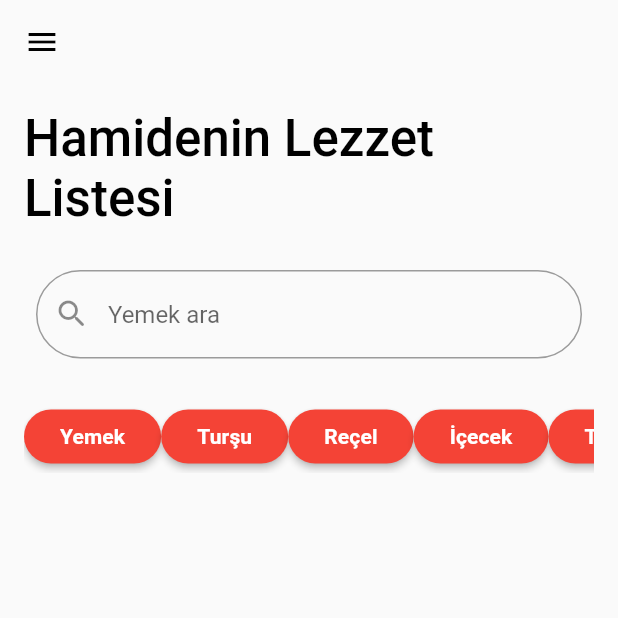
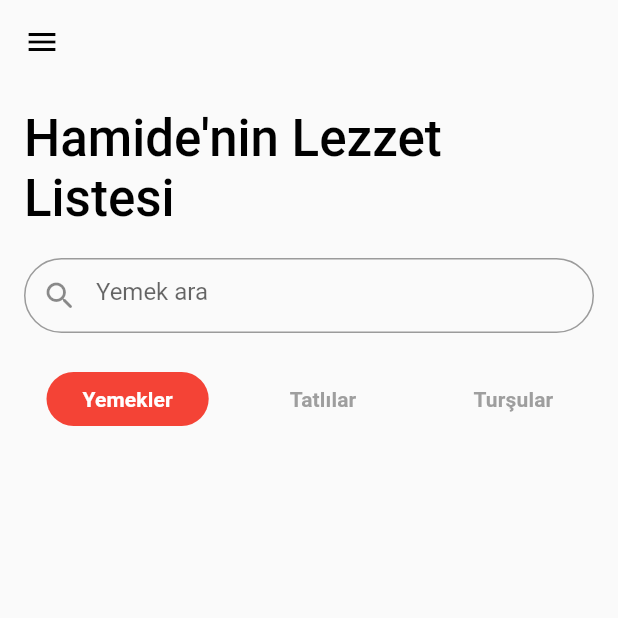
Before and after one commit to OzcanFatihCan/AfiyetListesi, a Flutter app: the screen it shows after launch, on a phone screen of 412 x 824 dp, the top half of it. Run offline on Flutter 3.47's test engine with Material 2 defaults, Android fonts, the phone set to English and light mode, and no system bars.

Commit message:
Foodpage content buttons adjusted

```diff
--- /dev/null
+++ b/lib/product/project_words.dart
@@ -0,0 +1,4 @@
+class ProjectWords {
+  static const headText = "Hamide'nin Lezzet Listesi";
+  static const searchHint = "Yemek ara";
+}
--- a/lib/view/Food/page/foods_page.dart
+++ b/lib/view/Food/page/foods_page.dart
@@ -1,12 +1,11 @@
+import 'package:afiyetlistesi/product/project_words.dart';
 import 'package:flutter/material.dart';
 
 class FoodsPageView extends StatelessWidget {
   const FoodsPageView({super.key});
+
   final double spaceObjects = 20;
-  final String title = 'Yemek';
-  final String title2 = 'Turşu';
-  final String title3 = 'Reçel';
-  final String title4 = 'İçecek';
+
   @override
   Widget build(BuildContext context) {
     return Scaffold(
@@ -17,27 +16,12 @@ class FoodsPageView extends StatelessWidget {
           children: [
             const FoodPageHeadText(),
             SizedBox(height: spaceObjects),
-            const Padding(
-              padding: _FoodPagePaddings.pagePaddingx,
-              child: FoodPageSearchBarWidget(),
+            const FoodPageSearchBarWidget(),
+            SizedBox(height: spaceObjects),
+            const SingleChildScrollView(
+              scrollDirection: Axis.horizontal,
+              child: FoodPageContentButton(),
             ),
-            SizedBox(height: spaceObjects),
-            SingleChildScrollView(
-              scrollDirection: Axis.horizontal,
-              child: Row(
-                mainAxisAlignment: MainAxisAlignment.spaceBetween,
-                children: [
-                  FoodPageButton(title: title, onPressed: () {}),
-                  FoodPageButton(title: title2, onPressed: () {}),
-                  FoodPageButton(title: title3, onPressed: () {}),
-                  FoodPageButton(title: title4, onPressed: () {}),
-                  FoodPageButton(title: title2, onPressed: () {}),
-                  FoodPageButton(title: title3, onPressed: () {}),
-                  FoodPageButton(title: title4, onPressed: () {}),
-                  FoodPageButton(title: title, onPressed: () {}),
-                ],
-              ),
-            )
           ],
         ),
       ),
@@ -48,21 +32,70 @@ class FoodsPageView extends StatelessWidget {
   }
 }
 
+class FoodPageContentButton extends StatefulWidget {
+  const FoodPageContentButton({
+    super.key,
+  });
+
+  @override
+  State<FoodPageContentButton> createState() => _FoodPageContentButtonState();
+}
+
+class _FoodPageContentButtonState extends State<FoodPageContentButton> {
+  late int selectedButtonIndex;
+
+  @override
+  void initState() {
+    super.initState();
+    selectedButtonIndex = 0;
+  }
+
+  @override
+  Widget build(BuildContext context) {
+    final List<String> buttonTitles = [
+      'Yemekler',
+      'Tatlılar',
+      'Turşular',
+      'Reçeller',
+      'İçecekler',
+    ];
+    return Row(
+      children: List.generate(5, (index) {
+        return Padding(
+          padding: _FoodPagePaddings.buttonPaddingx,
+          child: FoodPageButton(
+            //buton isimleri yemek, turşu, içecek, reçel, tatlı,
+            title: buttonTitles[index],
+            onPressed: () {
+              setState(() {
+                selectedButtonIndex = index;
+              });
+            },
+            isSelected: selectedButtonIndex == index,
+          ),
+        );
+      }),
+    );
+  }
+}
+
 class FoodPageSearchBarWidget extends StatelessWidget {
   const FoodPageSearchBarWidget({
     super.key,
   });
-  final String textHint = "Yemek ara";
 
   @override
   Widget build(BuildContext context) {
-    return TextField(
-      decoration: InputDecoration(
-        prefixIcon: const Icon(Icons.search_rounded),
-        hintText: textHint,
-        border: const OutlineInputBorder(
-          borderRadius: BorderRadius.all(
-            Radius.circular(30),
+    return const SizedBox(
+      height: 50,
+      child: TextField(
+        decoration: InputDecoration(
+          prefixIcon: Icon(Icons.search_rounded),
+          hintText: ProjectWords.searchHint,
+          border: OutlineInputBorder(
+            borderRadius: BorderRadius.all(
+              Radius.circular(30),
+            ),
           ),
         ),
       ),
@@ -73,12 +106,11 @@ class FoodPageSearchBarWidget extends StatelessWidget {
 class FoodPageHeadText extends StatelessWidget
     with _FoodPageColors, _FoodPageFont {
   const FoodPageHeadText({super.key});
-  final String headText = "Hamidenin Lezzet Listesi";
 
   @override
   Widget build(BuildContext context) {
     return Text(
-      headText,
+      ProjectWords.headText,
       style: Theme.of(context).textTheme.headlineMedium?.copyWith(
             color: _FoodPageColors.headColor,
             fontWeight: _FoodPageFont.headFont,
@@ -89,31 +121,46 @@ class FoodPageHeadText extends StatelessWidget
 
 mixin _FoodPageColors {
   static const Color headColor = Colors.black;
-  static const Color buttonColor = Colors.red;
-  static const Color buttonForeColor = Colors.white;
+  static const Color activeButtonColor = Colors.red;
+  static const Color deactivedButtonColor = Colors.transparent;
+  static const Color activeButtonForeColor = Colors.white;
+  static const Color deactiveButtonForeColor = Colors.grey;
 }
 
 mixin _FoodPagePaddings {
   static const EdgeInsets pagePaddingx = EdgeInsets.all(8.0);
   static const EdgeInsets pagePadding2x = EdgeInsets.all(16.0);
+  static const EdgeInsets buttonPaddingx = EdgeInsets.symmetric(horizontal: 15);
 }
 
 mixin _FoodPageFont {
   static const headFont = FontWeight.w500;
+  static const buttonFont = FontWeight.bold;
 }
 
 class FoodPageButton extends StatelessWidget
     with _FoodPageColors, _FoodPagePaddings {
-  FoodPageButton({Key? key, required this.title, required this.onPressed})
-      : super(key: key);
+  FoodPageButton({
+    Key? key,
+    required this.title,
+    required this.onPressed,
+    this.isSelected = true,
+  }) : super(key: key);
+
   final String title;
   final void Function() onPressed;
+  final bool isSelected;
+
   @override
   Widget build(BuildContext context) {
     return ElevatedButton(
       style: ElevatedButton.styleFrom(
+        //side: const BorderSide(color: _FoodPageColors.headColor),
         shape: const StadiumBorder(),
-        backgroundColor: _FoodPageColors.buttonColor,
+        elevation: 0,
+        backgroundColor: isSelected
+            ? _FoodPageColors.activeButtonColor
+            : _FoodPageColors.deactivedButtonColor,
       ),
       onPressed: onPressed,
       child: Padding(
@@ -121,8 +168,10 @@ class FoodPageButton extends StatelessWidget
         child: Text(
           title,
           style: Theme.of(context).textTheme.titleSmall?.copyWith(
-              color: _FoodPageColors.buttonForeColor,
-              fontWeight: FontWeight.bold),
+              color: isSelected
+                  ? _FoodPageColors.activeButtonForeColor
+                  : _FoodPageColors.deactiveButtonForeColor,
+              fontWeight: _FoodPageFont.buttonFont),
         ),
       ),
     );
```
